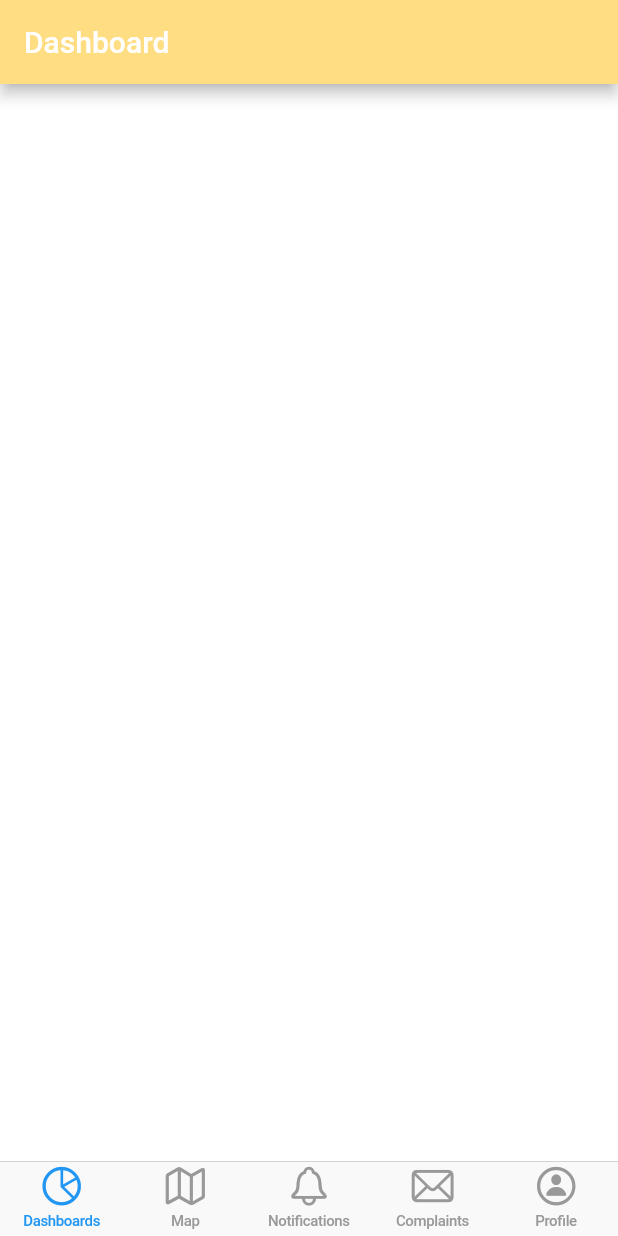
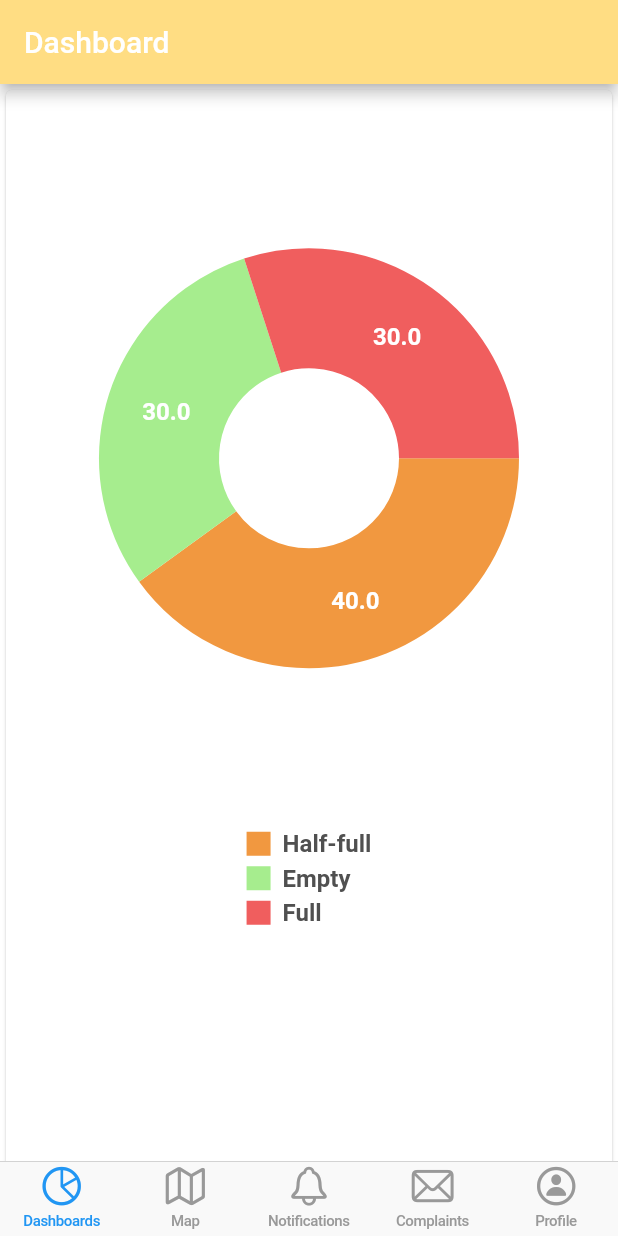
Before and after one commit to maffven/SeniorProject498, a Flutter app: the Main screen opened directly, on a phone screen of 412 x 824 dp. Run offline on Flutter 3.47's test engine with Material 2 defaults, Android fonts, the light colour scheme and no system bars; drawn by our look-alikes of fl_chart; our stand-ins replace google_maps_flutter, sqflite; accounts and stored records are empty.

Commit message:
dashboard

```diff
--- a/lib/Screens/Dashboard.dart
+++ /dev/null
@@ -1,78 +0,0 @@
-import 'package:flutter/cupertino.dart';
-import 'package:flutter/material.dart';
-import 'package:flutter_application_1/Screens/map.dart';
-import 'package:flutter_application_1/screens/first.dart';
-
-void main() => runApp(Dashboard());
-
-class Dashboard extends StatelessWidget {
-  @override
-  Widget build(BuildContext context) {
-    return MaterialApp(
-      debugShowCheckedModeBanner: false,
-      home: DashboardDemo(),
-    );
-  }
-}
-
-class DashboardDemo extends StatefulWidget {
-  @override
-  _Dashboard createState() => _Dashboard();
-}
-
-class _Dashboard extends State<DashboardDemo> {
-// Bottom menu bar
-  @override
-  Widget build(BuildContext context) => Scaffold(
-        backgroundColor: Colors.white,
-        appBar: AppBar(
-          backgroundColor: Color(0xffffDD83),
-          title: Text("Dashboard"),
-        ),
-        body: SingleChildScrollView(
-          child: Column(
-            children: <Widget>[
-              Container(
-                  margin: const EdgeInsets.only(top: 240.0, right: 10),
-                  child: Center(
-                      child: Container(
-                    width: 207,
-                    height: 170,
-                    // child: Image.asset('/Users/mac/Desktop/flutter_application_1/assets/images/first.png')),
-                  ))),
-
-            ],
-          ),
-        ),
-      );
-}
-/*Scaffold(
-        backgroundColor: Colors.white,
-        appBar: AppBar(
-          backgroundColor: Color(0xffffDD83),
-          title: Text("Hello"),
-        ),
-        body: SingleChildScrollView(
-          child: Column(
-            children: <Widget>[
-              Container(
-                margin: const EdgeInsets.only(top: 240.0, right: 10),
-                child: Center(
-                  child: Container(
-                    decoration: new BoxDecoration(
-                      image: new DecorationImage(
-                        image: AssetImage(
-                            "/Users/mac/Desktop/flutter_application_1/assets/images/ourLogo.png"),
-                        fit: BoxFit.cover,
-                      ),
-                    ),
-                    width: 207,
-                    height: 170,
-                    // child: Image.asset('/Users/mac/Desktop/flutter_application_1/assets/images/first.png')),
-                  ),
-                ),
-              ),
-            ],
-          ),
-        ),
-      ); */
--- a/lib/Screens/Menu.dart
+++ b/lib/Screens/Menu.dart
@@ -4,13 +4,13 @@ import 'package:flutter_application_1/screens/first.dart';
 import 'package:flutter_application_1/screens/map.dart';
 import 'package:flutter_application_1/screens/Complaint.dart';
 import 'package:flutter_application_1/screens/Notification.dart';
-import 'package:flutter_application_1/screens/Dashboard.dart';
+import 'package:flutter_application_1/screens/PieChartDashboard.dart';
 import 'package:flutter_application_1/screens/Login.dart';
+
 void main() => runApp(MyApp());
 
 /// This Widget is the main application widget.
 class MyApp extends StatelessWidget {
-
   @override
   Widget build(BuildContext context) {
     return MaterialApp(
@@ -27,7 +27,7 @@ class Main extends StatelessWidget {
   Widget build(BuildContext context) {
     return CupertinoTabScaffold(
       tabBar: CupertinoTabBar(
-    items: <BottomNavigationBarItem> [
+        items: <BottomNavigationBarItem>[
           BottomNavigationBarItem(
             label: 'Dashboards',
             icon: Icon(CupertinoIcons.chart_pie),
@@ -53,13 +53,12 @@ class Main extends StatelessWidget {
       tabBuilder: (BuildContext context, int index) {
         switch (index) {
           case 0:
-        return Dashboard();
+            return PieChartDashboardDemo();
             break;
           case 1:
             return map();
             break;
           case 2:
-
             break;
           case 3:
             return Complaint();
--- /dev/null
+++ b/lib/Widgets/IndicatorWidget.dart
@@ -0,0 +1,42 @@
+import 'package:flutter/material.dart';
+import 'package:flutter_application_1/data/PieChartData.dart';
+
+class IndicatorsWidget extends StatelessWidget {
+  Widget build(BuildContext context) => Column(
+        crossAxisAlignment: CrossAxisAlignment.start,
+        //to create rows decribtion
+        children: PieData.data
+            .map((data) => Container(
+                padding: EdgeInsets.symmetric(vertical: 2),
+                child: buildIndicator(color: data.color, text: data.name)))
+            .toList(),
+      );
+  Widget buildIndicator({
+    @required Color color,
+    @required String text,
+    bool isSquare = true,
+    double size = 16,
+    Color textColor = const Color(0xff505050),
+  }) =>
+      Row(
+        mainAxisAlignment: MainAxisAlignment.center,
+        children: <Widget>[
+          //square of describtion
+          Container(
+            width: size,
+            height: size,
+            decoration: BoxDecoration(
+              shape: isSquare ? BoxShape.rectangle : BoxShape.circle,
+              color: color,
+            ),
+          ),
+          //Spces between text
+          const SizedBox(width: 8),
+          Text(
+            text,
+            style: TextStyle(
+                fontSize: 16, fontWeight: FontWeight.bold, color: textColor),
+          )
+        ],
+      );
+}
--- /dev/null
+++ b/lib/data/PieChartData.dart
@@ -0,0 +1,42 @@
+import 'package:fl_chart/fl_chart.dart';
+import 'package:flutter/material.dart';
+
+class PieData {
+  static List<Data> data = [
+    Data(name: 'Half-full', percent: 40, color: const Color(0xfff19840)),
+    Data(name: 'Empty', percent: 30, color: const Color(0xffa6ed8e)),
+    Data(name: 'Full', percent: 30, color: const Color(0xfff05e5e))
+  ];
+}
+
+class Data {
+  final String name;
+  final double percent;
+  final Color color;
+
+  Data({this.name, this.percent, this.color});
+
+  List<PieChartSectionData> getSection(int touchedIndex) => PieData.data
+      .asMap()
+      .map<int, PieChartSectionData>((key, data) {
+        //to check if section is touched
+        final isTouched = key == touchedIndex;
+        final double fontSize = isTouched ? 25 : 16;
+        final double radius = isTouched ? 100 : 80;
+
+        final value = PieChartSectionData(
+          color: data.color,
+          value: data.percent,
+          title: '${data.percent}',
+          radius: radius,
+          titleStyle: TextStyle(
+            fontSize: fontSize,
+            fontWeight: FontWeight.bold,
+            color: const Color(0xffffffff),
+          ),
+        );
+        return MapEntry(key, value);
+      })
+      .values
+      .toList();
+}
```
Also changed, not shown: lib/Screens/PieChartDashboard.dart (added, +56 -0 lines), 1 other file. Lines whose indentation alone changed are shown as unchanged.
